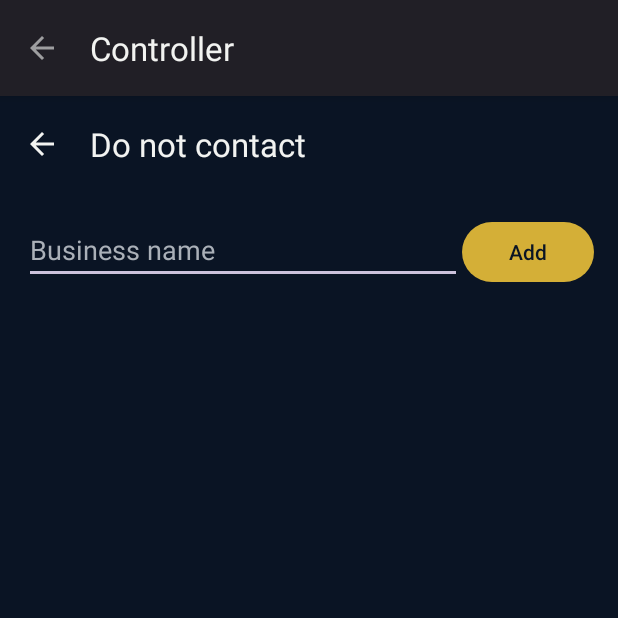
After one commit to Halefire84/claude-controller, an Android app: the DncActivity screen opened directly, with no data from a screen before it, on a phone screen of 412 x 824 dp, the top half of it. The commit adds this screen. Run offline under Robolectric (Android 15) with nearby library versions, the phone set to English and light mode, and no system bars; pictures from the network do not load; 1 statement that could not run was skipped.

Commit message:
feat: on-device do-not-contact list with warning before drafting cold emails

```diff
--- a/app/src/main/AndroidManifest.xml
+++ b/app/src/main/AndroidManifest.xml
@@ -32,6 +32,7 @@
             android:exported="false"
             android:windowSoftInputMode="adjustResize" />
 
+        <activity android:name=".DncActivity" android:exported="false" />
         <activity android:name=".HistoryActivity" android:exported="false" />
         <activity android:name=".HistoryDetailActivity" android:exported="false" />
 
--- /dev/null
+++ b/app/src/main/java/com/cooperrivertrading/claudecontroller/DncActivity.kt
@@ -0,0 +1,38 @@
+package com.cooperrivertrading.claudecontroller
+
+import android.os.Bundle
+import android.widget.ArrayAdapter
+import android.widget.Toast
+import androidx.appcompat.app.AppCompatActivity
+import com.cooperrivertrading.claudecontroller.databinding.ActivityDncBinding
+
+class DncActivity : AppCompatActivity() {
+    private lateinit var b: ActivityDncBinding
+    private var names = listOf<String>()
+
+    override fun onCreate(savedInstanceState: Bundle?) {
+        super.onCreate(savedInstanceState)
+        b = ActivityDncBinding.inflate(layoutInflater)
+        setContentView(b.root)
+        setSupportActionBar(b.toolbar)
+        supportActionBar?.setDisplayHomeAsUpEnabled(true)
+        b.toolbar.setNavigationOnClickListener { finish() }
+        names = DncPrefs.load(this)
+        b.btnDncAdd.setOnClickListener {
+            update(DoNotContact.add(names, b.dncInput.text.toString()))
+            b.dncInput.setText("")
+        }
+        b.dncList.setOnItemClickListener { _, _, pos, _ ->
+            val n = names[pos]
+            update(DoNotContact.remove(names, n))
+            Toast.makeText(this, "Removed $n", Toast.LENGTH_SHORT).show()
+        }
+        refresh()
+    }
+
+    private fun update(list: List<String>) { names = list; DncPrefs.save(this, list); refresh() }
+
+    private fun refresh() {
+        b.dncList.adapter = ArrayAdapter(this, android.R.layout.simple_list_item_1, names)
+    }
+}
--- a/app/src/main/java/com/cooperrivertrading/claudecontroller/MainActivity.kt
+++ b/app/src/main/java/com/cooperrivertrading/claudecontroller/MainActivity.kt
@@ -24,6 +24,9 @@ class MainActivity : AppCompatActivity() {
                 true
             } else if (item.itemId == R.id.action_history) {
                 startActivity(Intent(this, HistoryActivity::class.java))
+                true
+            } else if (item.itemId == R.id.action_dnc) {
+                startActivity(Intent(this, DncActivity::class.java))
                 true
             } else false
         }
--- /dev/null
+++ b/app/src/main/res/layout/activity_dnc.xml
@@ -0,0 +1,54 @@
+<?xml version="1.0" encoding="utf-8"?>
+<LinearLayout
+    xmlns:android="http://schemas.android.com/apk/res/android"
+    xmlns:app="http://schemas.android.com/apk/res-auto"
+    android:layout_width="match_parent"
+    android:layout_height="match_parent"
+    android:orientation="vertical"
+    android:background="@color/bg">
+
+    <com.google.android.material.appbar.MaterialToolbar
+        android:id="@+id/toolbar"
+        android:layout_width="match_parent"
+        android:layout_height="?attr/actionBarSize"
+        android:background="@color/bg"
+        app:title="Do not contact"
+        app:titleTextColor="@color/ink"
+        app:navigationIcon="@drawable/ic_back"
+        app:navigationIconTint="@color/ink" />
+
+    <LinearLayout
+        android:layout_width="match_parent"
+        android:layout_height="wrap_content"
+        android:orientation="horizontal"
+        android:padding="16dp">
+
+        <EditText
+            android:id="@+id/dncInput"
+            android:layout_width="0dp"
+            android:layout_height="wrap_content"
+            android:layout_weight="1"
+            android:hint="Business name"
+            android:contentDescription="Business name to add to the do-not-contact list"
+            android:inputType="textCapWords"
+            android:textColor="@color/ink"
+            android:textColorHint="@color/muted" />
+
+        <com.google.android.material.button.MaterialButton
+            android:id="@+id/btnDncAdd"
+            android:layout_width="wrap_content"
+            android:layout_height="wrap_content"
+            android:text="Add"
+            android:contentDescription="Add business to the do-not-contact list" />
+    </LinearLayout>
+
+    <ListView
+        android:id="@+id/dncList"
+        android:layout_width="match_parent"
+        android:layout_height="0dp"
+        android:layout_weight="1"
+        android:contentDescription="Do-not-contact list. Tap a name to remove it."
+        android:divider="@color/line"
+        android:dividerHeight="1dp" />
+
+</LinearLayout>
--- a/app/src/main/res/menu/menu_main.xml
+++ b/app/src/main/res/menu/menu_main.xml
@@ -7,6 +7,11 @@
         android:contentDescription="Job history"
         app:showAsAction="ifRoom" />
     <item
+        android:id="@+id/action_dnc"
+        android:title="Do not contact"
+        android:contentDescription="Do-not-contact list"
+        app:showAsAction="never" />
+    <item
         android:id="@+id/action_settings"
         android:title="Settings"
         android:icon="@drawable/ic_settings"
```
Also changed, not shown: app/src/main/java/com/cooperrivertrading/claudecontroller/DoNotContact.kt (added, +41 -0 lines), app/src/main/java/com/cooperrivertrading/claudecontroller/RunJobActivity.kt (+14 -1 lines), 1 other file.
